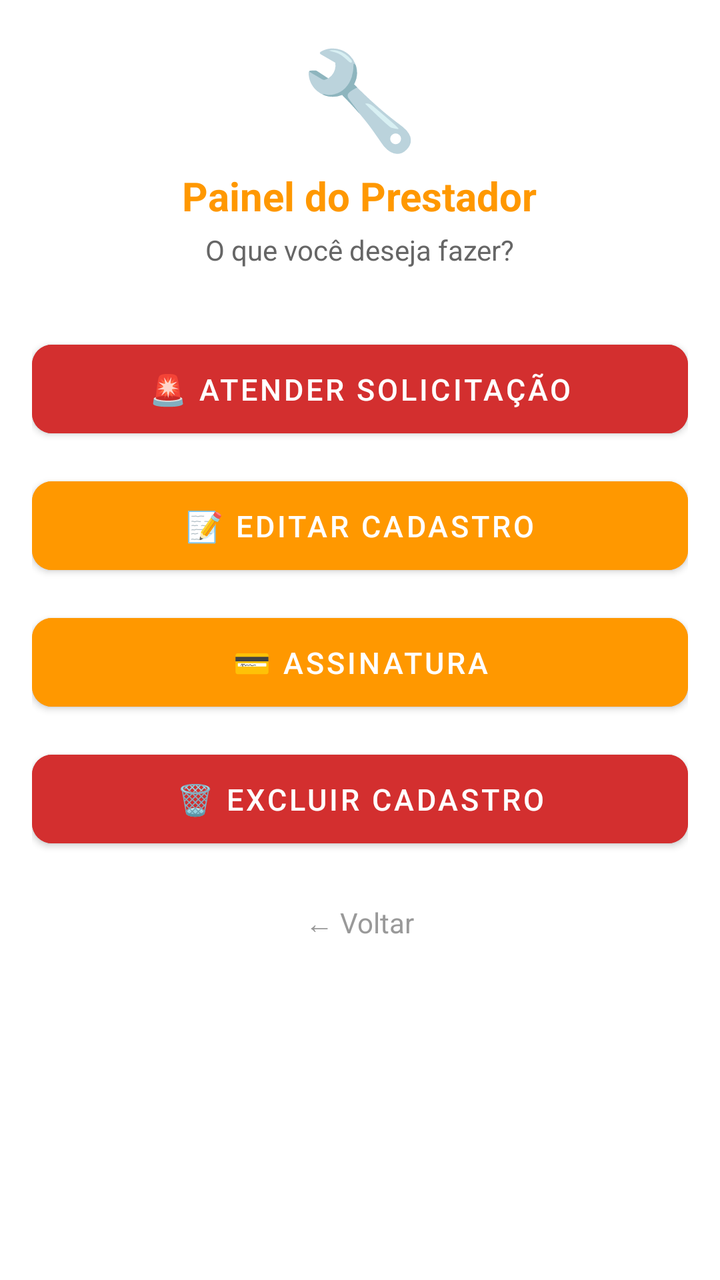
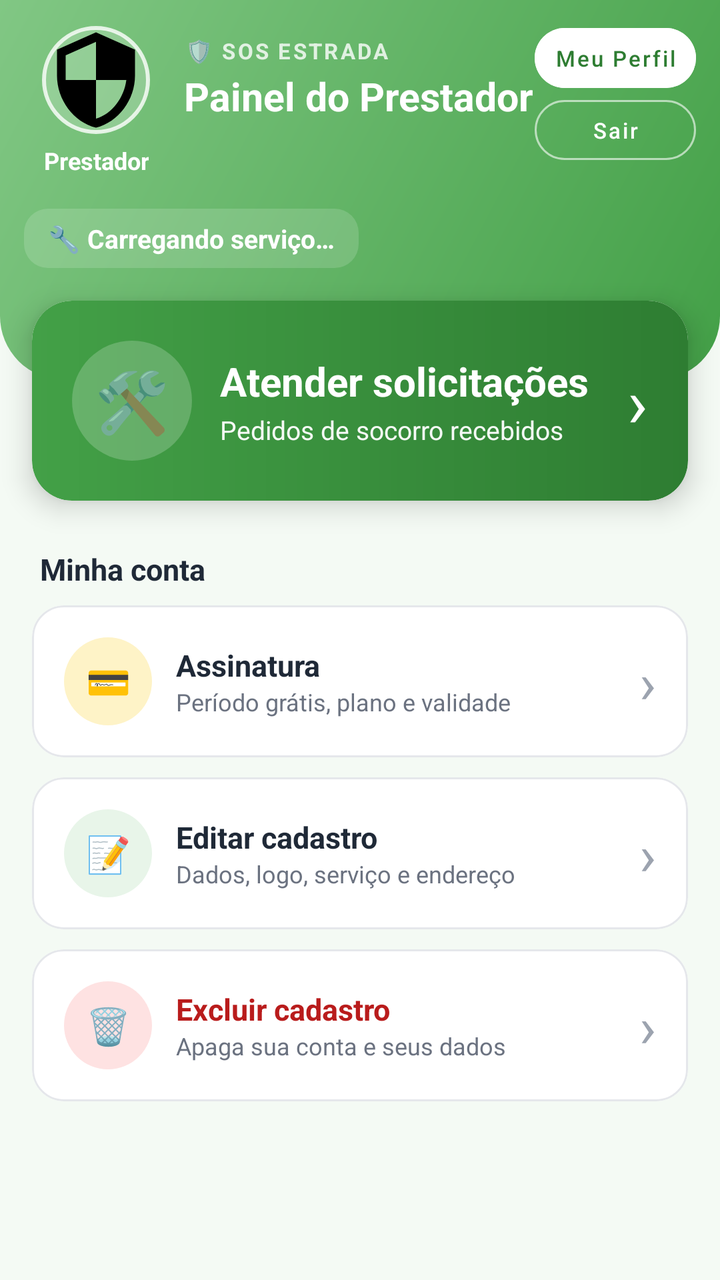

An Android layout rendered at two revisions. The XML below is the earlier revision; the diff shows what the commit changed to produce the second picture.
<!-- AndroidManifest.xml: application theme Theme.MaterialComponents.Light.NoActionBar -->
<!-- res/layout/activity_prestador_dashboard.xml -->
<?xml version="1.0" encoding="utf-8"?>
<LinearLayout xmlns:android="http://schemas.android.com/apk/res/android"
    xmlns:app="http://schemas.android.com/apk/res-auto"
    xmlns:tools="http://schemas.android.com/tools"
    android:layout_width="match_parent"
    android:layout_height="match_parent"
    android:orientation="vertical"
    android:padding="16dp"
    android:paddingTop="48dp"
    android:background="@android:color/white"
    android:fitsSystemWindows="true"
    tools:context=".PrestadorDashboardActivity">

    <LinearLayout
        android:layout_width="match_parent"
        android:layout_height="wrap_content"
        android:orientation="vertical"
        android:gravity="center_horizontal">

        <TextView
            android:layout_width="wrap_content"
            android:layout_height="wrap_content"
            android:text="🔧"
            android:textSize="48sp"
            android:layout_marginBottom="4dp" />

        <TextView
            android:layout_width="wrap_content"
            android:layout_height="wrap_content"
            android:text="Painel do Prestador"
            android:textSize="20sp"
            android:textStyle="bold"
            android:textColor="#FF9800"
            android:layout_marginBottom="4dp" />

        <TextView
            android:layout_width="wrap_content"
            android:layout_height="wrap_content"
            android:text="O que você deseja fazer?"
            android:textSize="14sp"
            android:textColor="#666666"
            android:layout_marginBottom="32dp" />

        <com.google.android.material.button.MaterialButton
            android:id="@+id/btnAtender"
            android:layout_width="match_parent"
            android:layout_height="wrap_content"
            android:padding="12dp"
            android:text="🚨 ATENDER SOLICITAÇÃO"
            android:textSize="15sp"
            android:textColor="@android:color/white"
            android:backgroundTint="#D32F2F"
            app:cornerRadius="10dp"
            android:layout_marginBottom="12dp" />

        <com.google.android.material.button.MaterialButton
            android:id="@+id/btnEditar"
            android:layout_width="match_parent"
            android:layout_height="wrap_content"
            android:padding="12dp"
            android:text="📝 EDITAR CADASTRO"
            android:textSize="15sp"
            android:textColor="@android:color/white"
            android:backgroundTint="#FF9800"
            app:cornerRadius="10dp"
            android:layout_marginBottom="12dp" />

        <com.google.android.material.button.MaterialButton
            android:id="@+id/btnAssinatura"
            android:layout_width="match_parent"
            android:layout_height="wrap_content"
            android:padding="12dp"
            android:text="💳 ASSINATURA"
            android:textSize="15sp"
            android:textColor="@android:color/white"
            android:backgroundTint="#FF9800"
            app:cornerRadius="10dp"
            android:layout_marginBottom="12dp" />

        <com.google.android.material.button.MaterialButton
            android:id="@+id/btnExcluir"
            android:layout_width="match_parent"
            android:layout_height="wrap_content"
            android:padding="12dp"
            android:text="🗑️ EXCLUIR CADASTRO"
            android:textSize="15sp"
            android:textColor="@android:color/white"
            android:backgroundTint="#D32F2F"
            app:cornerRadius="10dp"
            android:layout_marginBottom="24dp" />

        <TextView
            android:id="@+id/btnVoltar"
            android:layout_width="wrap_content"
            android:layout_height="wrap_content"
            android:text="← Voltar"
            android:textSize="14sp"
            android:textColor="#999999"
            android:clickable="true"
            android:focusable="true"
            android:background="?attr/selectableItemBackground" />

    </LinearLayout>
</LinearLayout>
<!-- resources referenced by this layout -->
<resources>

</resources>

<!-- the commit's change to res/layout/activity_prestador_dashboard.xml (unified diff, before → after) -->
@@ -1,104 +1,397 @@
 <?xml version="1.0" encoding="utf-8"?>
-<LinearLayout xmlns:android="http://schemas.android.com/apk/res/android"
+<ScrollView xmlns:android="http://schemas.android.com/apk/res/android"
     xmlns:app="http://schemas.android.com/apk/res-auto"
     xmlns:tools="http://schemas.android.com/tools"
     android:layout_width="match_parent"
     android:layout_height="match_parent"
-    android:orientation="vertical"
-    android:padding="16dp"
-    android:paddingTop="48dp"
-    android:background="@android:color/white"
+    android:background="@color/prestador_fundo"
+    android:fillViewport="true"
     android:fitsSystemWindows="true"
     tools:context=".PrestadorDashboardActivity">
 
     <LinearLayout
         android:layout_width="match_parent"
         android:layout_height="wrap_content"
-        android:orientation="vertical"
-        android:gravity="center_horizontal">
+        android:orientation="vertical">
+
+        
+        <LinearLayout
+            android:layout_width="match_parent"
+            android:layout_height="wrap_content"
+            android:background="@drawable/bg_prestador_header"
+            android:orientation="vertical"
+            android:paddingStart="12dp"
+            android:paddingTop="12dp"
+            android:paddingEnd="12dp"
+            android:paddingBottom="56dp">
+
+            <LinearLayout
+                android:layout_width="match_parent"
+                android:layout_height="wrap_content"
+                android:gravity="top"
+                android:orientation="horizontal">
+
+                
+                <LinearLayout
+                    android:layout_width="72dp"
+                    android:layout_height="wrap_content"
+                    android:gravity="center_horizontal"
+                    android:orientation="vertical">
+
+                    <com.google.android.material.imageview.ShapeableImageView
+                        android:id="@+id/ivFotoPrestadorPainel"
+                        android:layout_width="56dp"
+                        android:layout_height="56dp"
+                        android:background="#33FFFFFF"
+                        android:padding="2dp"
+                        android:scaleType="centerCrop"
+                        android:src="@drawable/ic_admin"
+                        app:shapeAppearanceOverlay="@style/AdminLogoCircular"
+                        app:strokeColor="#CCFFFFFF"
+                        app:strokeWidth="2dp" />
+
+                    <TextView
+                        android:id="@+id/tvNomePrestadorPainel"
+                        android:layout_width="wrap_content"
+                        android:layout_height="wrap_content"
+                        android:layout_marginTop="4dp"
+                        android:ellipsize="end"
+                        android:gravity="center"
+                        android:maxLines="1"
+                        android:text="Prestador"
+                        android:textColor="@android:color/white"
+                        android:textSize="12sp"
+                        android:textStyle="bold" />
+                </LinearLayout>
+
+                <LinearLayout
+                    android:layout_width="0dp"
+                    android:layout_height="wrap_content"
+                    android:layout_marginStart="8dp"
+                    android:layout_marginTop="6dp"
+                    android:layout_weight="1"
+                    android:orientation="vertical">
+
+                    <TextView
+                        android:layout_width="wrap_content"
+                        android:layout_height="wrap_content"
+                        android:letterSpacing="0.1"
+                        android:text="🛡️ SOS ESTRADA"
+                        android:textColor="#CCFFFFFF"
+                        android:textSize="11sp"
+                        android:textStyle="bold" />
+
+                    <TextView
+                        android:layout_width="match_parent"
+                        android:layout_height="28dp"
+                        android:layout_marginTop="2dp"
+                        android:maxLines="1"
+                        android:text="Painel do Prestador"
+                        android:textColor="@android:color/white"
+                        android:textStyle="bold"
+                        app:autoSizeMaxTextSize="20sp"
+                        app:autoSizeMinTextSize="13sp"
+                        app:autoSizeTextType="uniform" />
+                </LinearLayout>
+
+                <LinearLayout
+                    android:layout_width="wrap_content"
+                    android:layout_height="wrap_content"
+                    android:layout_marginTop="2dp"
+                    android:orientation="vertical">
+
+                    <com.google.android.material.button.MaterialButton
+                        android:id="@+id/btnMeuPerfilPrestador"
+                        style="@style/Widget.MaterialComponents.Button.UnelevatedButton"
+                        android:layout_width="match_parent"
+                        android:layout_height="30dp"
+                        android:backgroundTint="@android:color/white"
+                        android:insetTop="0dp"
+                        android:insetBottom="0dp"
+                        android:minWidth="0dp"
+                        android:minHeight="0dp"
+                        android:paddingStart="10dp"
+                        android:paddingEnd="10dp"
+                        android:text="Meu Perfil"
+                        android:textAllCaps="false"
+                        android:textColor="@color/prestador_verde_escuro"
+                        android:textSize="11sp"
+                        app:cornerRadius="15dp" />
+
+                    <com.google.android.material.button.MaterialButton
+                        android:id="@+id/btnVoltar"
+                        style="@style/Widget.MaterialComponents.Button.OutlinedButton"
+                        android:layout_width="match_parent"
+                        android:layout_height="30dp"
+                        android:layout_marginTop="6dp"
+                        android:insetTop="0dp"
+                        android:insetBottom="0dp"
+                        android:minWidth="0dp"
+                        android:minHeight="0dp"
+                        android:paddingStart="10dp"
+                        android:paddingEnd="10dp"
+                        android:text="Sair"
+                        android:textAllCaps="false"
+                        android:textColor="@android:color/white"
+                        android:textSize="11sp"
+                        app:cornerRadius="15dp"
+                        app:strokeColor="#99FFFFFF" />
+                </LinearLayout>
+            </LinearLayout>
+
+            
+            <TextView
+                android:id="@+id/tvServicoPainel"
+                android:layout_width="wrap_content"
+                android:layout_height="wrap_content"
+                android:layout_marginTop="16dp"
+                android:background="@drawable/bg_admin_chip"
+                android:backgroundTint="#26FFFFFF"
+                android:paddingStart="12dp"
+                android:paddingTop="6dp"
+                android:paddingEnd="12dp"
+                android:paddingBottom="6dp"
+                android:text="🔧 Carregando serviço…"
+                android:textColor="@android:color/white"
+                android:textSize="13sp"
+                android:textStyle="bold" />
+        </LinearLayout>
+
+        
+        <com.google.android.material.card.MaterialCardView
+            android:id="@+id/btnAtender"
+            android:layout_width="match_parent"
+            android:layout_height="wrap_content"
+            android:layout_marginStart="16dp"
+            android:layout_marginTop="-40dp"
+            android:layout_marginEnd="16dp"
+            android:clickable="true"
+            android:focusable="true"
+            app:cardCornerRadius="20dp"
+            app:cardElevation="8dp">
+
+            <LinearLayout
+                android:layout_width="match_parent"
+                android:layout_height="wrap_content"
+                android:background="@drawable/bg_prestador_atender"
+                android:gravity="center_vertical"
+                android:orientation="horizontal"
+                android:padding="20dp">
+
+                <TextView
+                    android:layout_width="60dp"
+                    android:layout_height="60dp"
+                    android:background="@drawable/bg_admin_avatar"
+                    android:backgroundTint="#33FFFFFF"
+                    android:gravity="center"
+                    android:text="🛠️"
+                    android:textSize="30sp" />
+
+                <LinearLayout
+                    android:layout_width="0dp"
+                    android:layout_height="wrap_content"
+                    android:layout_marginStart="14dp"
+                    android:layout_weight="1"
+                    android:orientation="vertical">
+
+                    <TextView
+                        android:layout_width="wrap_content"
+                        android:layout_height="wrap_content"
+                        android:text="Atender solicitações"
+                        android:textColor="@android:color/white"
+                        android:textSize="20sp"
+                        android:textStyle="bold" />
+
+                    <TextView
+                        android:layout_width="wrap_content"
+                        android:layout_height="wrap_content"
+                        android:layout_marginTop="2dp"
+                        android:text="Pedidos de socorro recebidos"
+                        android:textColor="#F2FFFFFF"
+                        android:textSize="13sp" />
+                </LinearLayout>
+
+                <TextView
+                    android:layout_width="wrap_content"
+                    android:layout_height="wrap_content"
+                    android:text="›"
+                    android:textColor="@android:color/white"
+                    android:textSize="34sp" />
+            </LinearLayout>
+        </com.google.android.material.card.MaterialCardView>
 
         <TextView
             android:layout_width="wrap_content"
             android:layout_height="wrap_content"
-            android:text="🔧"
-            android:textSize="48sp"
-            android:layout_marginBottom="4dp" />
-
-        <TextView
-            android:layout_width="wrap_content"
-            android:layout_height="wrap_content"
-            android:text="Painel do Prestador"
-            android:textSize="20sp"
-            android:textStyle="bold"
-            android:textColor="#FF9800"
-            android:layout_marginBottom="4dp" />
-
-        <TextView
-            android:layout_width="wrap_content"
-            android:layout_height="wrap_content"
-            android:text="O que você deseja fazer?"
-            android:textSize="14sp"
-            android:textColor="#666666"
-            android:layout_marginBottom="32dp" />
-
-        <com.google.android.material.button.MaterialButton
-            android:id="@+id/btnAtender"
-            android:layout_width="match_parent"
-            android:layout_height="wrap_content"
-            android:padding="12dp"
-            android:text="🚨 ATENDER SOLICITAÇÃO"
+            android:layout_marginStart="20dp"
+            android:layout_marginTop="24dp"
+            android:layout_marginBottom="8dp"
+            android:text="Minha conta"
+            android:textColor="@color/admin_texto"
             android:textSize="15sp"
-            android:textColor="@android:color/white"
-            android:backgroundTint="#D32F2F"
-            app:cornerRadius="10dp"
-            android:layout_marginBottom="12dp" />
-
-        <com.google.android.material.button.MaterialButton
+            android:textStyle="bold" />
+
+        
+        <com.google.android.material.card.MaterialCardView
+            android:id="@+id/btnAssinatura"
+            style="@style/AdminCard"
+            android:layout_marginStart="16dp"
+            android:layout_marginEnd="16dp"
+            android:layout_marginBottom="10dp"
+            android:clickable="true"
+            android:focusable="true">
+
+            <LinearLayout
+                android:layout_width="match_parent"
+                android:layout_height="wrap_content"
+                android:gravity="center_vertical"
+                android:orientation="horizontal"
+                android:padding="16dp">
+
+                <TextView
+                    style="@style/AdminAvatar"
+                    android:layout_width="44dp"
+                    android:layout_height="44dp"
+                    android:backgroundTint="@color/admin_laranja_claro"
+                    android:text="💳"
+                    android:textSize="18sp" />
+
+                <LinearLayout
+                    android:layout_width="0dp"
+                    android:layout_height="wrap_content"
+                    android:layout_marginStart="12dp"
+                    android:layout_weight="1"
+                    android:orientation="vertical">
+
+                    <TextView
+                        style="@style/AdminTitulo"
+                        android:text="Assinatura"
+                        android:textSize="15sp" />
+
+                    <TextView
+                        android:layout_width="wrap_content"
+                        android:layout_height="wrap_content"
+                        android:text="Período grátis, plano e validade"
+                        android:textColor="@color/admin_texto_secundario"
+                        android:textSize="12sp" />
+                </LinearLayout>
+
+                <TextView
+                    android:layout_width="wrap_content"
+                    android:layout_height="wrap_content"
+                    android:text="›"
+                    android:textColor="#9CA3AF"
+                    android:textSize="28sp" />
+            </LinearLayout>
+        </com.google.android.material.card.MaterialCardView>
+
+        
+        <com.google.android.material.card.MaterialCardView
             android:id="@+id/btnEditar"
-            android:layout_width="match_parent"
-            android:layout_height="wrap_content"
-            android:padding="12dp"
-            android:text="📝 EDITAR CADASTRO"
-            android:textSize="15sp"
-            android:textColor="@android:color/white"
-            android:backgroundTint="#FF9800"
-            app:cornerRadius="10dp"
-            android:layout_marginBottom="12dp" />
-
-        <com.google.android.material.button.MaterialButton
-            android:id="@+id/btnAssinatura"
-            android:layout_width="match_parent"
-            android:layout_height="wrap_content"
-            android:padding="12dp"
-            android:text="💳 ASSINATURA"
-            android:textSize="15sp"
-            android:textColor="@android:color/white"
-            android:backgroundTint="#FF9800"
-            app:cornerRadius="10dp"
-            android:layout_marginBottom="12dp" />
-
-        <com.google.android.material.button.MaterialButton
+            style="@style/AdminCard"
+            android:layout_marginStart="16dp"
+            android:layout_marginEnd="16dp"
+            android:clickable="true"
+            android:focusable="true">
+
+            <LinearLayout
+                android:layout_width="match_parent"
+                android:layout_height="wrap_content"
+                android:gravity="center_vertical"
+                android:orientation="horizontal"
+                android:padding="16dp">
+
+                <TextView
+                    style="@style/AdminAvatar"
+                    android:layout_width="44dp"
+                    android:layout_height="44dp"
+                    android:backgroundTint="@color/prestador_verde_claro"
+                    android:text="📝"
+                    android:textSize="18sp" />
+
+                <LinearLayout
+                    android:layout_width="0dp"
+                    android:layout_height="wrap_content"
+                    android:layout_marginStart="12dp"
+                    android:layout_weight="1"
+                    android:orientation="vertical">
+
+                    <TextView
+                        style="@style/AdminTitulo"
+                        android:text="Editar cadastro"
+                        android:textSize="15sp" />
+
+                    <TextView
+                        android:layout_width="wrap_content"
+                        android:layout_height="wrap_content"
+                        android:text="Dados, logo, serviço e endereço"
+                        android:textColor="@color/admin_texto_secundario"
+                        android:textSize="12sp" />
+                </LinearLayout>
+
+                <TextView
+                    android:layout_width="wrap_content"
+                    android:layout_height="wrap_content"
+                    android:text="›"
+                    android:textColor="#9CA3AF"
+                    android:textSize="28sp" />
+            </LinearLayout>
+        </com.google.android.material.card.MaterialCardView>
+
+        
+        <com.google.android.material.card.MaterialCardView
             android:id="@+id/btnExcluir"
-            android:layout_width="match_parent"
-            android:layout_height="wrap_content"
-            android:padding="12dp"
-            android:text="🗑️ EXCLUIR CADASTRO"
-            android:textSize="15sp"
-            android:textColor="@android:color/white"
-            android:backgroundTint="#D32F2F"
-            app:cornerRadius="10dp"
-            android:layout_marginBottom="24dp" />
-
-        <TextView
-            android:id="@+id/btnVoltar"
-            android:layout_width="wrap_content"
-            android:layout_height="wrap_content"
-            android:text="← Voltar"
-            android:textSize="14sp"
-            android:textColor="#999999"
+            style="@style/AdminCard"
+            android:layout_marginStart="16dp"
+            android:layout_marginTop="10dp"
+            android:layout_marginEnd="16dp"
+            android:layout_marginBottom="24dp"
             android:clickable="true"
-            android:focusable="true"
-            android:background="?attr/selectableItemBackground" />
-
+            android:focusable="true">
+
+            <LinearLayout
+                android:layout_width="match_parent"
+                android:layout_height="wrap_content"
+                android:gravity="center_vertical"
+                android:orientation="horizontal"
+                android:padding="16dp">
+
+                <TextView
+                    style="@style/AdminAvatar"
+                    android:layout_width="44dp"
+                    android:layout_height="44dp"
+                    android:backgroundTint="@color/admin_vermelho_claro"
+                    android:text="🗑️"
+                    android:textSize="18sp" />
+
+                <LinearLayout
+                    android:layout_width="0dp"
+                    android:layout_height="wrap_content"
+                    android:layout_marginStart="12dp"
+                    android:layout_weight="1"
+                    android:orientation="vertical">
+
+                    <TextView
+                        style="@style/AdminTitulo"
+                        android:text="Excluir cadastro"
+                        android:textColor="#B91C1C"
+                        android:textSize="15sp" />
+
+                    <TextView
+                        android:layout_width="wrap_content"
+                        android:layout_height="wrap_content"
+                        android:text="Apaga sua conta e seus dados"
+                        android:textColor="@color/admin_texto_secundario"
+                        android:textSize="12sp" />
+                </LinearLayout>
+
+                <TextView
+                    android:layout_width="wrap_content"
+                    android:layout_height="wrap_content"
+                    android:text="›"
+                    android:textColor="#9CA3AF"
+                    android:textSize="28sp" />
+            </LinearLayout>
+        </com.google.android.material.card.MaterialCardView>
     </LinearLayout>
-</LinearLayout>
+</ScrollView>
<!-- resource entries referenced after the edit -->
@@ -1,5 +1,84 @@
 <!-- resources referenced by this layout -->
 <resources>
-
+  <color name="admin_laranja_claro">#FEF3C7</color>
+  <color name="admin_texto">#1F2937</color>
+  <color name="admin_texto_secundario">#6B7280</color>
+  <color name="admin_vermelho_claro">#FEE2E2</color>
+  <color name="prestador_fundo">#F4FAF4</color>
+  <color name="prestador_verde_claro">#E8F5E9</color>
+  <color name="prestador_verde_escuro">#2E7D32</color>
+  <!-- drawable bg_admin_avatar (drawable) -->
+  <?xml version="1.0" encoding="utf-8"?>
+  <shape xmlns:android="http://schemas.android.com/apk/res/android" android:shape="oval">
+      <solid android:color="#FFFFFF" />
+  </shape>
+  <!-- drawable bg_admin_chip (drawable) -->
+  <?xml version="1.0" encoding="utf-8"?>
+  <shape xmlns:android="http://schemas.android.com/apk/res/android" android:shape="rectangle">
+      <solid android:color="#FFFFFF" />
+      <corners android:radius="12dp" />
+  </shape>
+  <!-- drawable bg_prestador_atender (drawable) -->
+  <?xml version="1.0" encoding="utf-8"?>
+  <shape xmlns:android="http://schemas.android.com/apk/res/android" android:shape="rectangle">
+      <gradient
+          android:angle="0"
+          android:startColor="@color/prestador_verde"
+          android:endColor="@color/prestador_verde_escuro" />
+      <corners android:radius="20dp" />
+  </shape>
+  <!-- drawable bg_prestador_header (drawable) -->
+  <?xml version="1.0" encoding="utf-8"?>
+  <shape xmlns:android="http://schemas.android.com/apk/res/android" android:shape="rectangle">
+      <gradient
+          android:angle="315"
+          android:startColor="@color/prestador_verde_inicio"
+          android:endColor="@color/prestador_verde" />
+      <corners
+          android:bottomLeftRadius="32dp"
+          android:bottomRightRadius="32dp" />
+  </shape>
+  <!-- drawable ic_admin (drawable) -->
+  <vector xmlns:android="http://schemas.android.com/apk/res/android"
+      android:width="24dp"
+      android:height="24dp"
+      android:viewportWidth="24"
+      android:viewportHeight="24">
+      <path
+          android:fillColor="#FF000000"
+          android:pathData="M12,1L3,5v6c0,5.55 3.84,10.74 9,12 5.16,-1.26 9,-6.45 9,-12V5l-9,-4zM12,11.99h7c-0.53,4.12 -3.28,7.79 -7,8.94V12H5V6.3l7,-3.11v8.8z"/>
+  </vector>
+  <style name="AdminAvatar">
+          <item name="android:layout_width">48dp</item>
+          <item name="android:layout_height">48dp</item>
+          <item name="android:background">@drawable/bg_admin_avatar</item>
+          <item name="android:gravity">center</item>
+          <item name="android:textColor">@android:color/white</item>
+          <item name="android:textSize">17sp</item>
+          <item name="android:textStyle">bold</item>
+      </style>
+  <style name="AdminCard">
+          <item name="android:layout_width">match_parent</item>
+          <item name="android:layout_height">wrap_content</item>
+          <item name="cardBackgroundColor">@android:color/white</item>
+          <item name="cardCornerRadius">16dp</item>
+          <item name="cardElevation">0dp</item>
+          <item name="strokeColor">@color/admin_borda</item>
+          <item name="strokeWidth">1dp</item>
+      </style>
+  <style name="AdminLogoCircular">
+          <item name="cornerFamily">rounded</item>
+          <item name="cornerSize">50%</item>
+      </style>
+  <style name="AdminTitulo">
+          <item name="android:layout_width">wrap_content</item>
+          <item name="android:layout_height">wrap_content</item>
+          <item name="android:textColor">@color/admin_texto</item>
+          <item name="android:textSize">16sp</item>
+          <item name="android:textStyle">bold</item>
+      </style>
+  <color name="prestador_verde">#43A047</color>
+  <color name="prestador_verde_inicio">#81C784</color>
+  <color name="admin_borda">#E5E7EB</color>
 </resources>
 
